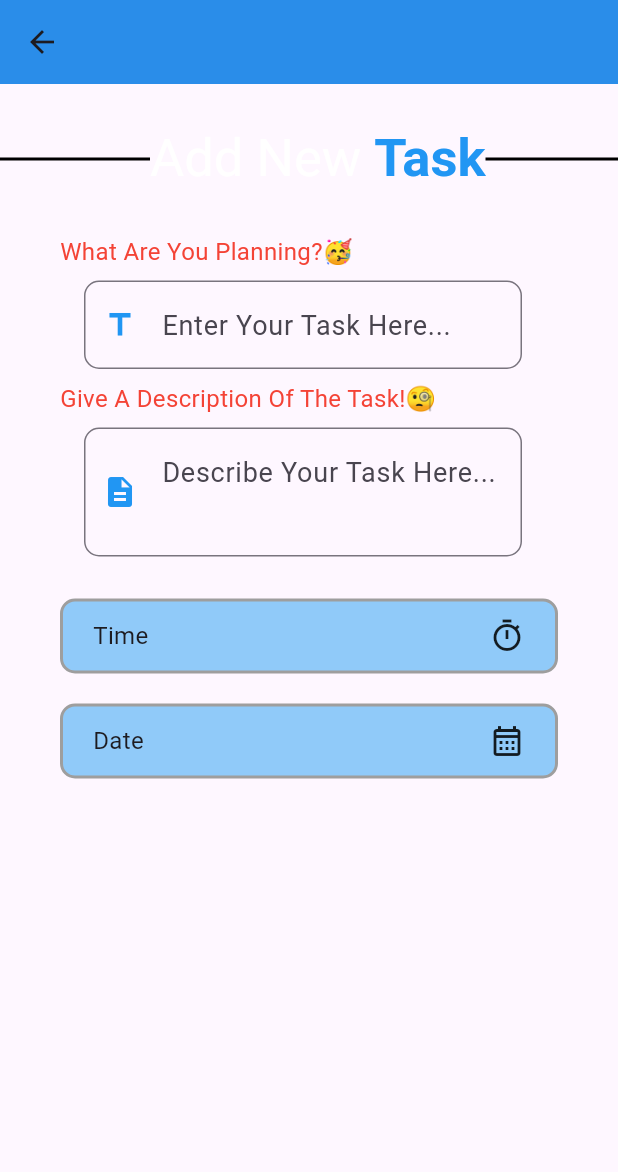
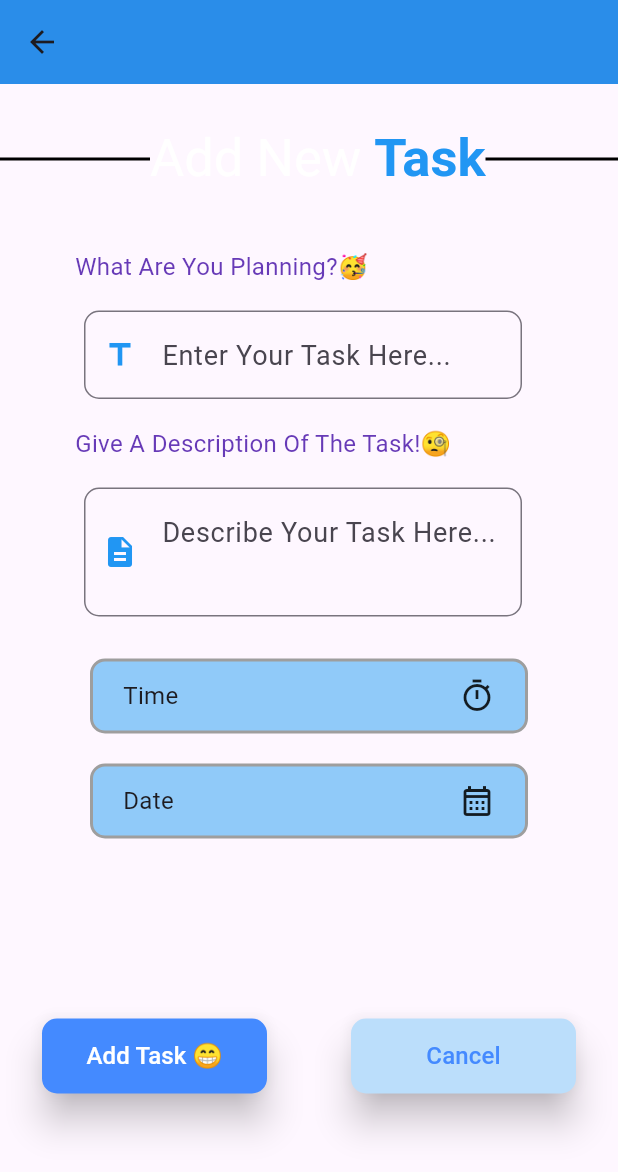
Before and after one commit to akashverma55/Flutter_ToDoApp, a Flutter app: the Task screen opened directly, on a phone screen of 412 x 824 dp. Shown: the top 1172 px of the screen. Run offline on Flutter 3.47's test engine with Material 3 defaults, Android fonts, the phone set to English and light mode, and no system bars; our stand-ins replace animate_do, hive, lottie; missing offline and left inert: flutter_cupertino_date_picker_fork; accounts and stored records are empty.

Commit message:
Created Task View

```diff
--- a/lib/Task/task.dart
+++ b/lib/Task/task.dart
@@ -18,13 +18,13 @@ class _Task extends State<Task>{
       onTap: ()=> FocusManager.instance.primaryFocus!.unfocus(),
       child: Scaffold(
         appBar: AppBar(
-          title: Icon(Icons.arrow_back),
           backgroundColor: Colors.blue,
           elevation: 10,
         ),
         body: SizedBox(
           width: double.infinity,
           height: double.infinity,
+          child: SingleChildScrollView(
             child: Column(
               children: [
                 SizedBox(
@@ -67,10 +67,54 @@ class _Task extends State<Task>{
 
                 RepTextField(Controller: descriptionController,desc:true),
 
-              DateTime(isDate: false),
+                DateTimeWidget(isDate: false),
 
-              DateTime(isDate: true),
+                DateTimeWidget(isDate: true),
+
+                Padding(
+                  padding: EdgeInsetsGeometry.only(top:120, bottom: 100),
+                  child: Row(
+                    mainAxisAlignment: MainAxisAlignment.spaceAround,
+                    children: [
+                      MaterialButton(
+                        onPressed: (){
+
+                        },
+                        minWidth: 150,
+                        height: 50,
+                        color: Colors.blueAccent,
+                        elevation: 10,
+                        splashColor: Colors.blue[100],
+                        shape: RoundedRectangleBorder(
+                          borderRadius: BorderRadiusGeometry.circular(10)
+                        ),
+                        child: Text(
+                          "Add Task 😁",
+                          style: TextStyle(color: Colors.white,fontSize:16),
+                        ),
+                      ),
+                      MaterialButton(
+                        onPressed: (){
+
+                        },
+                        minWidth: 150,
+                        height: 50,
+                        color: Colors.blue[100],
+                        elevation: 10,
+                        splashColor: Colors.lightBlueAccent,
+                        shape: RoundedRectangleBorder(
+                          borderRadius: BorderRadiusGeometry.circular(10)
+                        ),
+                        child: Text(
+                          "Cancel",
+                          style: TextStyle(color: Colors.blueAccent,fontSize:16),
+                        ),
+                      )
                     ],
+                  ),
+                )
+              ],
+            ),
           ),
         )
       ),
@@ -78,26 +122,36 @@ class _Task extends State<Task>{
   }
 }
 
-class DateTime extends StatelessWidget {
-  const DateTime({
+class DateTimeWidget extends StatelessWidget {
+  const DateTimeWidget({
     super.key,
     required this.isDate,
   });
+
   final bool isDate;
   @override
   Widget build(BuildContext context) {
     return GestureDetector(
       onTap: (){
         isDate?
-
+        DatePicker.showDatePicker(
+          context,
+          maxDateTime: DateTime(2030,12,31),
+          minDateTime: DateTime.now(),
+          onConfirm: (dateTime,_){
+            ////on confirm it will show on UI and store in variable
+          }
+        ):
         showModalBottomSheet(
           context: context,
           builder: (_)=>SizedBox(
             height: 280,
             child: TimePickerWidget(
-              onChange: (_,_){},
+              onChange: (_,_){   ////on change it will show on UI and store in variable
+
+              },
               dateFormat: 'HH:mm',
-              onConfirm: (dateTime,_){
+              onConfirm: (dateTime,_){ ////on enter it will confirm the variable
                 print(dateTime);
               },
             ),
@@ -105,7 +159,7 @@ class DateTime extends StatelessWidget {
         );
       },
       child: Container(
-        margin: EdgeInsets.only(left: 40,right: 40, top: 20),
+        margin: EdgeInsets.only(left: 60,right: 60, top: 20),
         padding: EdgeInsets.symmetric(horizontal: 20),
         width: double.infinity,
         height: 50,
@@ -152,13 +206,19 @@ class RepTextField extends StatelessWidget {
           crossAxisAlignment: CrossAxisAlignment.start,
           children: [
             desc ?
-            Text(
+            Padding(
+              padding: const EdgeInsets.all(10.0),
+              child: Text(
                 "Give A Description Of The Task!🧐",
-              style: TextStyle(color: Colors.red, fontSize: 16),
+                style: TextStyle(color: Colors.deepPurple, fontSize: 16),
+              ),
             ):
-            Text(
+            Padding(
+              padding: const EdgeInsets.all(10.0),
+              child: Text(
                 "What Are You Planning?🥳",
-              style: TextStyle(color: Colors.red, fontSize: 16),
+                style: TextStyle(color: Colors.deepPurple, fontSize: 16),
+              ),
             ),
             ListTile(
               title: TextFormField(
@@ -179,7 +239,7 @@ class RepTextField extends StatelessWidget {
                   ),
                   focusedBorder: OutlineInputBorder(
                     borderSide: BorderSide(
-                      color: Colors.red,
+                      color: Colors.deepPurple,
                     ),
                     borderRadius: BorderRadius.circular(10)
                   ),
--- a/lib/home/widget/drawer.dart
+++ b/lib/home/widget/drawer.dart
@@ -24,19 +24,21 @@ class drawer extends StatelessWidget {
             ]
           )
         ),
-        padding: EdgeInsets.only(top: 80),
+        padding: EdgeInsets.only(top: 100),
         child: Column(
           children: [
             CircleAvatar(
               radius: 70,
               backgroundImage: AssetImage("images/pic.jpg"),
             ),
+            SizedBox(height: 20,),
             Text("Akash Kumar Verma",style: TextStyle(color: Colors.white,fontSize: 20)),
             Text("akashverma@gmail.com",style: TextStyle(color: Colors.white,fontSize: 14)),
+            SizedBox(height: 20),
             divider(),
             Container(
               width: double.infinity,
-              height: 400,
+              height: 300,
               padding: EdgeInsets.only(top: 10),
               child: ListView.builder(
                 itemCount: icons.length,
--- a/lib/home/widget/fab.dart
+++ b/lib/home/widget/fab.dart
@@ -1,4 +1,5 @@
 import 'package:flutter/material.dart';
+import 'package:todolist/Task/task.dart';
 
 class floatingActionButton extends StatelessWidget {
   const floatingActionButton({
@@ -10,6 +11,7 @@ class floatingActionButton extends StatelessWidget {
     return GestureDetector(
       onTap: () {
         print("FAB Pressed");
+        Navigator.push(context, MaterialPageRoute(builder: (_) => Task()));
       },
       child: Material(
         elevation: 20,
--- a/lib/main.dart
+++ b/lib/main.dart
@@ -12,7 +12,7 @@ class MyApp extends StatelessWidget {
   @override
   Widget build(BuildContext context) {
     return const MaterialApp(
-        home: Task(),
+        home: Home(),
         debugShowCheckedModeBanner: false
     );
   }
```
Also changed, not shown: lib/Hive/hiveTask.dart (added, +31 -0 lines), lib/home/home.dart (+19 -41 lines). Lines whose indentation alone changed are shown as unchanged.
